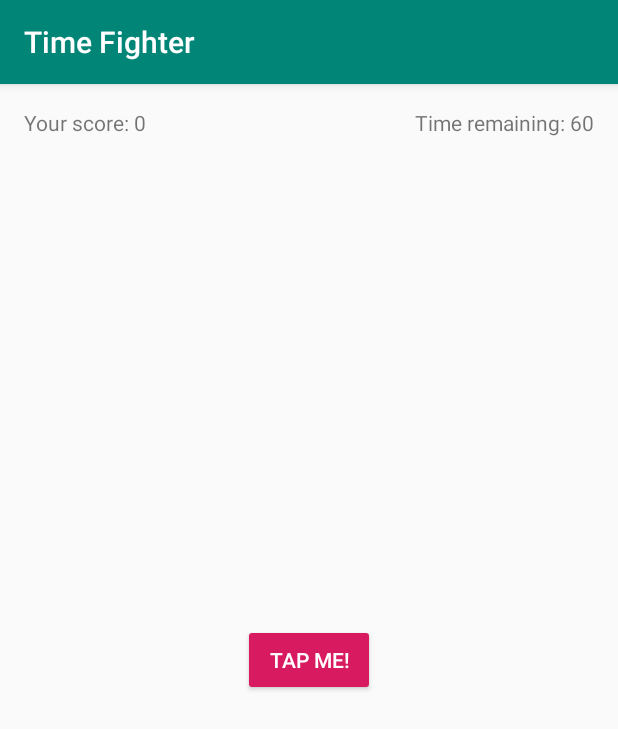
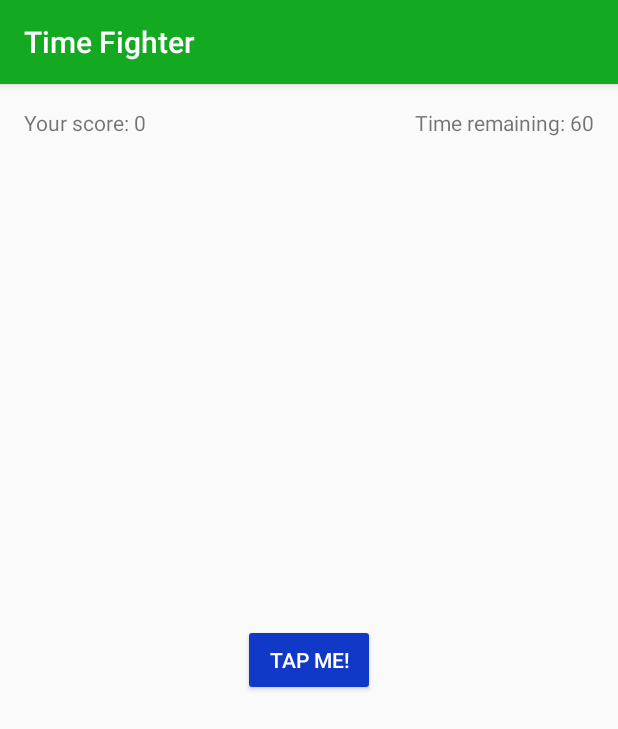
Before and after one commit to erikrios/time-fighter, an Android app: the screen it shows after launch (MainActivity), on a phone screen of 412 x 824 dp. Shown: the top 729 px of the screen. Run offline under Robolectric (Android 15) with nearby library versions, the phone set to English and light mode, and no system bars.

Commit message:
Change color

```diff
--- a/app/src/main/res/values/colors.xml
+++ b/app/src/main/res/values/colors.xml
@@ -1,6 +1,6 @@
 <?xml version="1.0" encoding="utf-8"?>
 <resources>
-    <color name="colorPrimary">#008577</color>
-    <color name="colorPrimaryDark">#00574B</color>
-    <color name="colorAccent">#D81B60</color>
+    <color name="colorPrimary">#13AA21</color>
+    <color name="colorPrimaryDark">#2A8D2F</color>
+    <color name="colorAccent">#1139C7</color>
 </resources>
```
